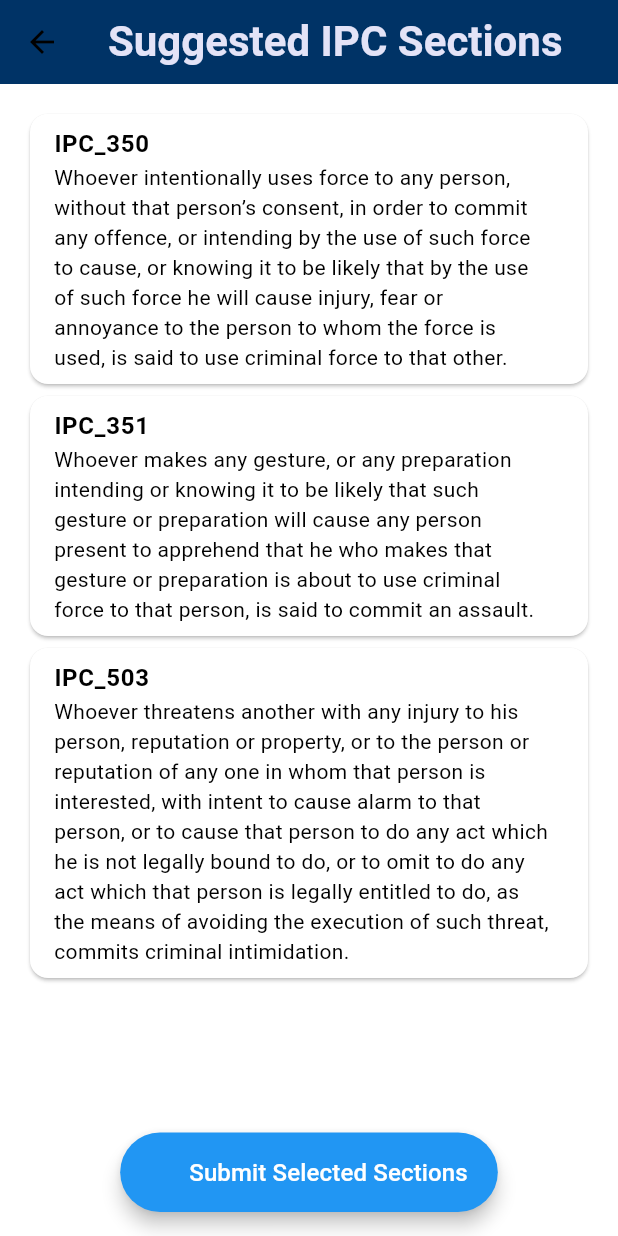
After one commit to kukrejaharsh/NyayaMitra, a Flutter app: the IPCSuggestionScreen screen opened directly, on a phone screen of 412 x 824 dp. The commit adds this screen. Run offline on Flutter 3.47's test engine with Material 3 defaults, Android fonts, the phone set to English and light mode, and no system bars; our stand-ins replace cloud_firestore, firebase_auth, firebase_core, flutter_tts, speech_to_text; accounts and stored records are empty.

Commit message:
SIH submission

```diff
--- /dev/null
+++ b/lib/screens/IPC_SuggestionScreen.dart
@@ -0,0 +1,132 @@
+import 'package:flutter/material.dart';
+import 'package:flutter_tts/flutter_tts.dart';
+
+class IPCSuggestionScreen extends StatefulWidget {
+  const IPCSuggestionScreen({super.key});
+
+  @override
+  _IPCSuggestionScreenState createState() => _IPCSuggestionScreenState();
+}
+
+class _IPCSuggestionScreenState extends State<IPCSuggestionScreen> {
+  final FlutterTts _flutterTts = FlutterTts();
+  final List<Map<String, String>> _sections = [
+    {
+      'section': 'IPC_350',
+      'description': 'Whoever intentionally uses force to any person, without that person’s consent, in order to commit any offence, or intending by the use of such force to cause, or knowing it to be likely that by the use of such force he will cause injury, fear or annoyance to the person to whom the force is used, is said to use criminal force to that other.'
+    },
+    {
+      'section': 'IPC_351',
+      'description': 'Whoever makes any gesture, or any preparation intending or knowing it to be likely that such gesture or preparation will cause any person present to apprehend that he who makes that gesture or preparation is about to use criminal force to that person, is said to commit an assault.'
+    },
+    {
+      'section': 'IPC_503',
+      'description': 'Whoever threatens another with any injury to his person, reputation or property, or to the person or reputation of any one in whom that person is interested, with intent to cause alarm to that person, or to cause that person to do any act which he is not legally bound to do, or to omit to do any act which that person is legally entitled to do, as the means of avoiding the execution of such threat, commits criminal intimidation.'
+    },
+  ];
+
+  final List<String> _selectedIPCSections = [];
+
+  Future<void> _speakSection(String section) async {
+    await _flutterTts.setLanguage("en-IN");
+    await _flutterTts.setSpeechRate(0.5);
+    await _flutterTts.speak(section);
+  }
+
+  void _toggleSelection(String section) {
+    setState(() {
+      if (_selectedIPCSections.contains(section)) {
+        _selectedIPCSections.remove(section);
+      } else {
+        _selectedIPCSections.add(section);
+      }
+    });
+  }
+
+  void _submitSelectedSections() {
+    // Extract only the section numbers from selected sections
+    List<String> selectedIPCSectionNumbers = _selectedIPCSections.map((section) {
+      // Get the section number (e.g., IPC_350) from the section string
+      return section.split('.')[0].trim();
+    }).toList();
+
+    String selectedIPCSectionsString = selectedIPCSectionNumbers.join(', ');
+
+    // Print the selected section numbers to the console
+    print("Selected IPC Sections Numbers: $selectedIPCSectionsString");
+
+    // Optionally navigate back to the complaint input screen
+    Navigator.pop(context, selectedIPCSectionsString);
+  }
+
+  @override
+  Widget build(BuildContext context) {
+    return Scaffold(
+      appBar: AppBar(
+        title: const Text(
+          'Suggested IPC Sections',
+          style: TextStyle(
+            fontSize: 28,
+            fontWeight: FontWeight.bold,
+            color: Color.fromARGB(255, 227, 227, 247),
+          ),
+        ),
+        backgroundColor: const Color.fromARGB(255, 0, 51, 102),
+      ),
+      body: Padding(
+        padding: const EdgeInsets.all(16.0),
+        child: Column(
+          children: [
+            Expanded(
+              child: ListView.builder(
+                itemCount: _sections.length,
+                itemBuilder: (context, index) {
+                  final section = _sections[index];
+                  final isSelected = _selectedIPCSections.contains(section['section']);
+                  return Card(
+                    child: ListTile(
+                      title: Text(
+                        section['section']!,
+                        style: const TextStyle(
+                          fontWeight: FontWeight.bold,
+                        ),
+                      ),
+                      subtitle: Text(section['description']!),
+                      tileColor: isSelected ? Colors.blue.withOpacity(0.3) : null,
+                      trailing: isSelected
+                          ? const Icon(Icons.check, color: Colors.green)
+                          : null,
+                      onTap: () {
+                        _toggleSelection(section['section']!);
+                      },
+                    ),
+                  );
+                },
+              ),
+            ),
+            const SizedBox(height: 16), // Add spacing before button
+            ElevatedButton.icon(
+              style: ElevatedButton.styleFrom(
+                backgroundColor: Colors.blue, // Background color
+                padding: const EdgeInsets.symmetric(vertical: 15, horizontal: 20), // Increase padding
+                shape: RoundedRectangleBorder(
+                  borderRadius: BorderRadius.circular(30), // Rounded corners
+                ),
+                elevation: 5, // Add elevation
+              ),
+              onPressed: _submitSelectedSections,
+              icon: const Icon(Icons.check), // Add icon to button
+              label: const Text(
+                'Submit Selected Sections',
+                style: TextStyle(
+                  fontSize: 16,
+                  color: Colors.white, // Text color
+                ),
+              ),
+            ),
+          ],
+        ),
+      ),
+    );
+  }
+}
```
Also changed, not shown: lib/screens/complaint_input_screen.dart (+74 -2 lines), lib/screens/section_suggestion_screen.dart (+54 -29 lines).
